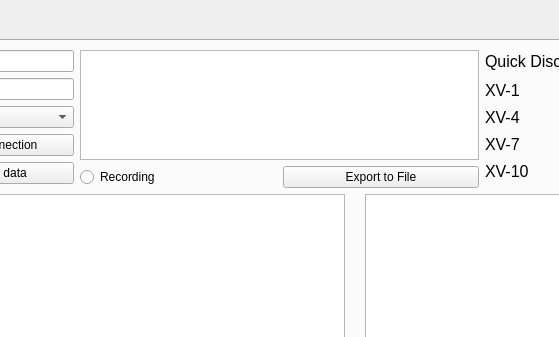
The window that form.ui (CarletonURocketry/hybrid-engine-ui) describes before a commit, drawn with Qt 5; both pictures show x 289 to 848 and y 0 to 337 of the 1288 by 757 pixel window.
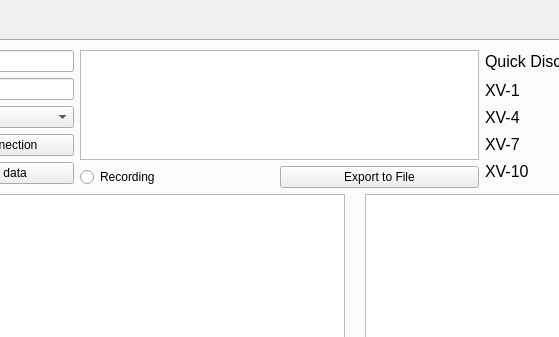
The same window after the commit. Icons and pictures are not drawn. Custom widgets are drawn as their Qt base class.

Patch:
```diff
--- a/form.ui
+++ b/form.ui
@@ -210,6 +210,9 @@
            </item>
            <item>
             <layout class="QHBoxLayout" name="horizontalLayout_2">
+             <property name="spacing">
+              <number>0</number>
+             </property>
              <item>
               <widget class="QRadioButton" name="recordingToggleButton">
                <property name="text">
```
Lines whose indentation alone changed are shown as unchanged.
